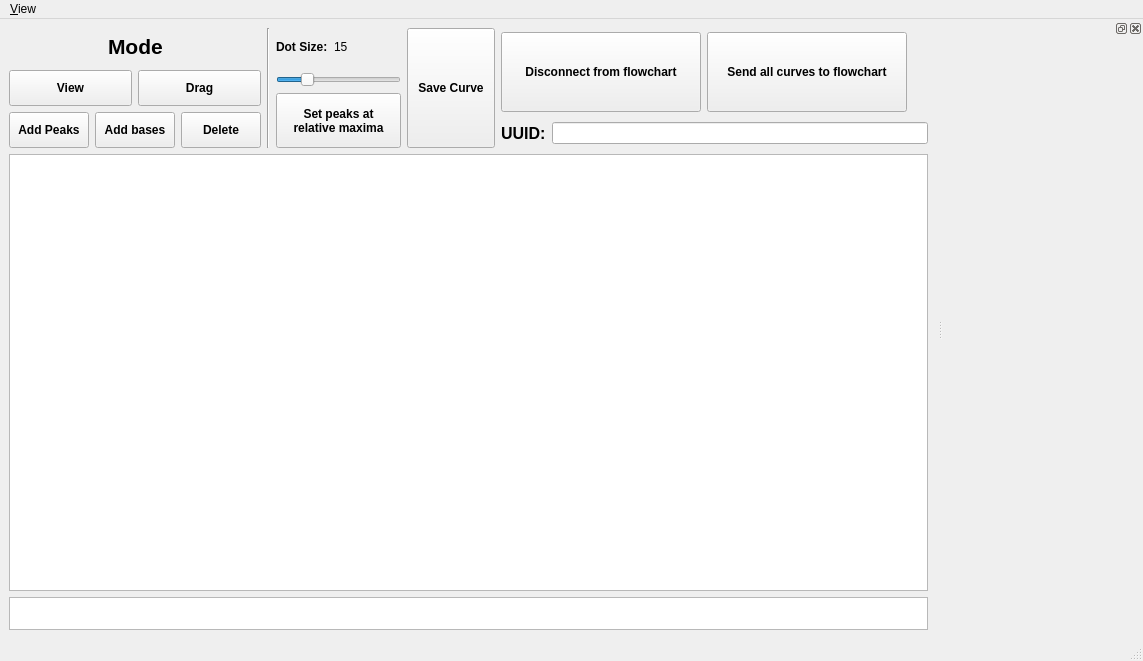
This is mesmerize/plotting/widgets/peak_editor/template.ui in kushalkolar/MESmerize as Qt 5 draws it before an edit. The edited form follows.
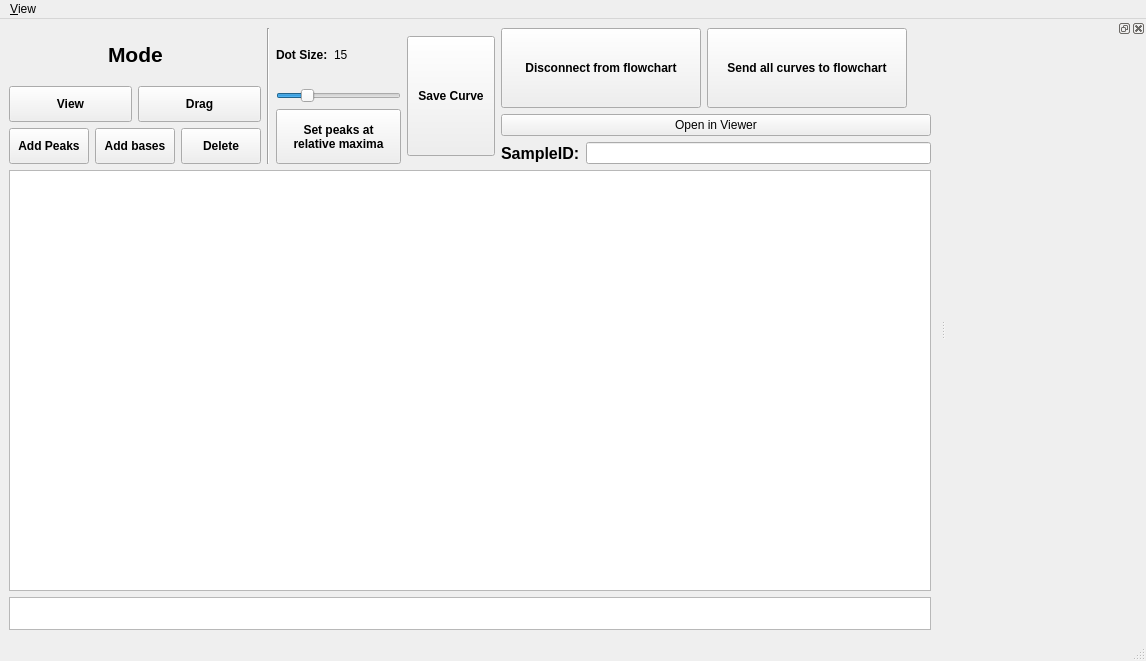
This is the edited form. Custom widgets are drawn as their Qt base class.

Commit message: 1. Added useful get_image(), get_meta() callables to the Viewer Window console namesapce using lambdas. 2. Viewer Window's open_sample_in_dataframe() method can now highlight the specific ROI of the row that is passed if it is a cnmf roi. 3. Datapoint Tracer and Peak Editor now utilize the open_sample_in_dataframe() though a simple Open in Viewer button. 4. Fixed bug in Peak_Detect flowchart node where PeakBasesWidnow would keep getting signals connected whenever the Open GUI button is pressed.

The edit to the form file:
```diff
--- a/mesmerize/plotting/widgets/peak_editor/template.ui
+++ b/mesmerize/plotting/widgets/peak_editor/template.ui
@@ -6,7 +6,7 @@
    <rect>
     <x>0</x>
     <y>0</y>
-    <width>1143</width>
+    <width>1146</width>
     <height>661</height>
    </rect>
   </property>
@@ -398,6 +398,13 @@
           </item>
          </layout>
         </item>
+        <item>
+         <widget class="QPushButton" name="pushButtonOpenInViewer">
+          <property name="text">
+           <string>Open in Viewer</string>
+          </property>
+         </widget>
+        </item>
         <item>
          <layout class="QHBoxLayout" name="horizontalLayout_5">
           <item>
@@ -410,7 +417,7 @@
              </font>
             </property>
             <property name="text">
-             <string>UUID:</string>
+             <string>SampleID:</string>
             </property>
            </widget>
           </item>
@@ -477,8 +484,8 @@
     <rect>
      <x>0</x>
      <y>0</y>
-     <width>1143</width>
-     <height>30</height>
+     <width>1146</width>
+     <height>22</height>
     </rect>
    </property>
    <widget class="QMenu" name="menuView">
```
Left out of the diff: 4 changed lines with no effect on the pictures. The commit also changes 8 other files.
